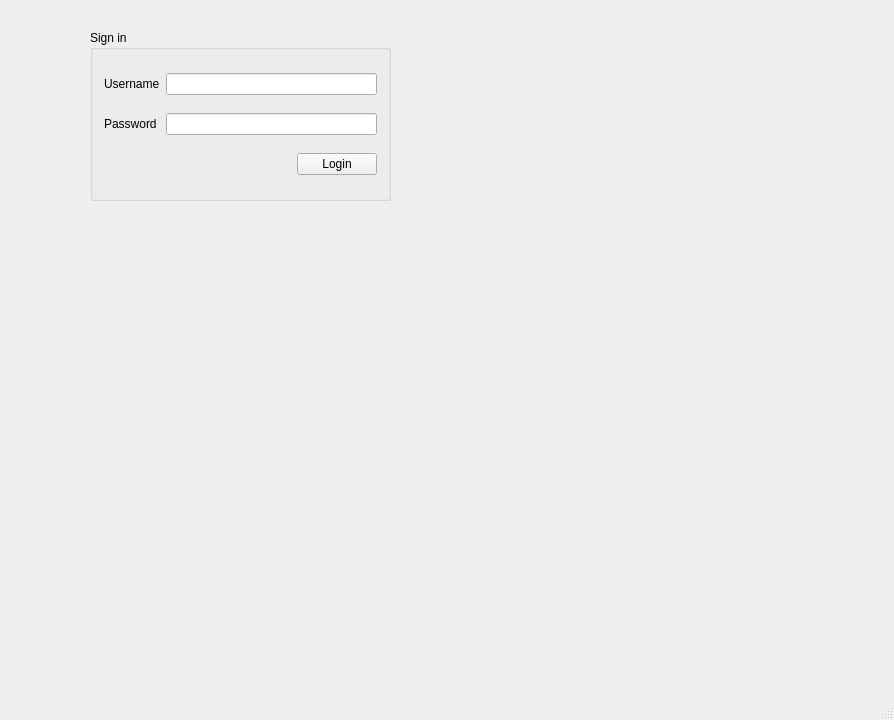
Qt form QtGui/loginwindow.ui (Tligtvoet/goat-bulk) before a commit.
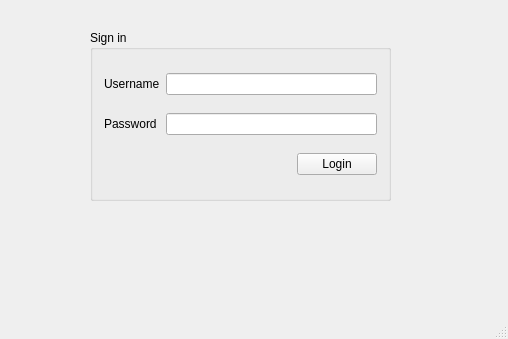
The same form after that commit.

What changed in the file:
```diff
--- a/QtGui/loginwindow.ui
+++ b/QtGui/loginwindow.ui
@@ -6,10 +6,22 @@
    <rect>
     <x>0</x>
     <y>0</y>
-    <width>894</width>
-    <height>720</height>
+    <width>508</width>
+    <height>339</height>
    </rect>
   </property>
+  <property name="minimumSize">
+   <size>
+    <width>508</width>
+    <height>339</height>
+   </size>
+  </property>
+  <property name="maximumSize">
+   <size>
+    <width>508</width>
+    <height>339</height>
+   </size>
+  </property>
   <property name="windowTitle">
    <string>MainWindow</string>
   </property>
```
Left out of the diff: 2 changed lines with no effect on the pictures.
